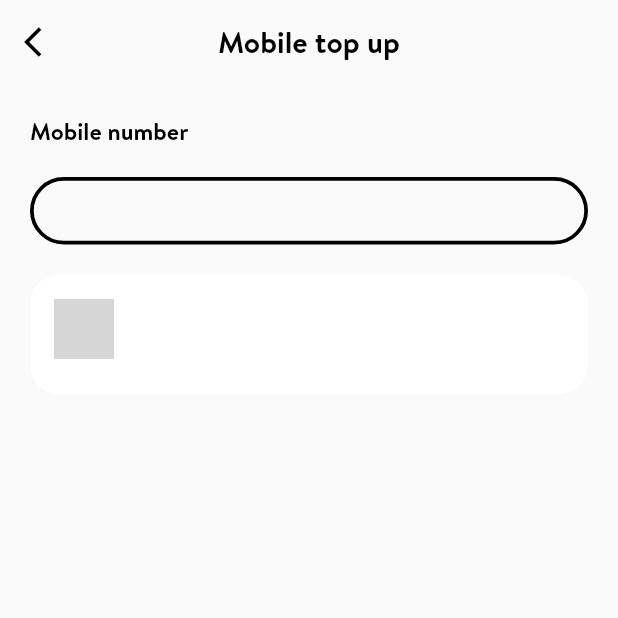
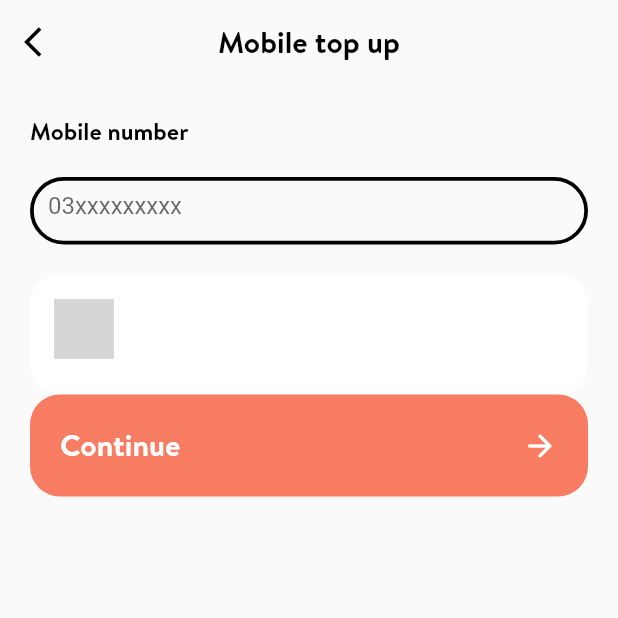
Before and after one commit to Suhaibusman/Sadapay-Clone, a Flutter app: the BalanceScreen screen opened directly, on a phone screen of 412 x 824 dp, the top half of it. Run offline on Flutter 3.47's test engine with Material 2 defaults, Android fonts, the phone set to English and light mode, and no system bars; grey boxes are pictures that could not be loaded.

Commit message:
sada pay clone

```diff
--- a/lib/screens/payment/mobiletopup/widget/balanceload.dart
+++ b/lib/screens/payment/mobiletopup/widget/balanceload.dart
@@ -1,5 +1,8 @@
 import 'package:flutter/material.dart';
+import 'package:flutter/services.dart';
+import 'package:sadapayclone/constants/colors.dart';
 import 'package:sadapayclone/constants/images.dart';
+import 'package:sadapayclone/screens/payment/mobiletopup/widget/enteramount.dart';
 
 class BalanceScreen extends StatefulWidget {
   const BalanceScreen({Key? key}) : super(key: key);
@@ -64,6 +67,7 @@ class _BalanceScreenState extends State<BalanceScreen> {
         padding: const EdgeInsets.all(20),
         child: Column(
           crossAxisAlignment: CrossAxisAlignment.start,
+
           children: [
             const Text(
               "Mobile number",
@@ -77,6 +81,8 @@ class _BalanceScreenState extends State<BalanceScreen> {
             SizedBox(
               height: 45,
               child: TextField(
+                  keyboardType: TextInputType.number,
+  inputFormatters: [FilteringTextInputFormatter.digitsOnly],
                 controller: numberTextfield,
                 onChanged: (value) {
                   setState(() {
@@ -85,6 +91,7 @@ class _BalanceScreenState extends State<BalanceScreen> {
                   searchNetworkProvider(value);
                 },
                 decoration: InputDecoration(
+                  hintText: "03xxxxxxxxx",
                   enabledBorder: OutlineInputBorder(
                     borderSide: const BorderSide(
                       width: 2.5,
@@ -92,6 +99,13 @@ class _BalanceScreenState extends State<BalanceScreen> {
                     ),
                     borderRadius: BorderRadius.circular(50.0),
                   ),
+                   focusedBorder: OutlineInputBorder( // Customize the focused border here
+      borderSide: const BorderSide(
+        width: 2.5,
+        color: Colors.black, // Change the color when focused
+      ),
+      borderRadius: BorderRadius.circular(50.0),
+    ),
                 ),
               ),
             ),
@@ -110,10 +124,30 @@ class _BalanceScreenState extends State<BalanceScreen> {
                       ? AssetImage(networkProviderData![1] ,)
                       : const AssetImage(''), // Provide a default image if null
                 ),
-                title: Text(numberTextfield.text, style: const TextStyle(fontSize: 18)),
+                title: Text(numberTextfield.text, style: const TextStyle(fontSize: 18 ,fontWeight: FontWeight.bold)),
                 subtitle: Text(networkProvider, style: const TextStyle(fontSize: 18)), // Display the network provider name
               ),
             ),
+            InkWell(
+              onTap: () => Navigator.push(context, MaterialPageRoute(builder:  (context) => const EnterAmountScreen(),)),
+              child: Container(
+                decoration: BoxDecoration(
+                  color: MyColors.pinkColor,
+                  borderRadius: BorderRadius.circular(20),
+                ),
+                child: const Padding(
+                  padding: EdgeInsets.all(20),
+                  child: Row(
+                    mainAxisAlignment: MainAxisAlignment.spaceBetween,
+                    children: [Text("Continue" ,  style: TextStyle(
+                    fontFamily: "Brandon",
+                    fontSize: 20,
+                    color: Colors.white,
+                  ),), Icon(Icons.arrow_forward_rounded , color: Colors.white,) ],
+                  ),
+                ),
+              ),
+            )
           ],
         ),
       ),
```
Also changed, not shown: lib/screens/more/morescreen.dart (+10 -2 lines), lib/screens/payment/mobiletopup/widget/enteramount.dart (added, +15 -0 lines).
